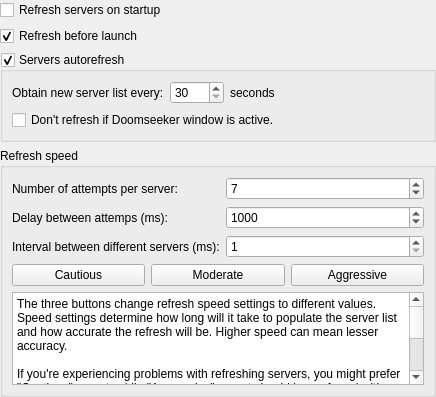
This is src/core/gui/configuration/cfgquery.ui in Destroyerrrocket/doomseeker-unofficial as Qt 5 draws it before an edit. The edited form follows.
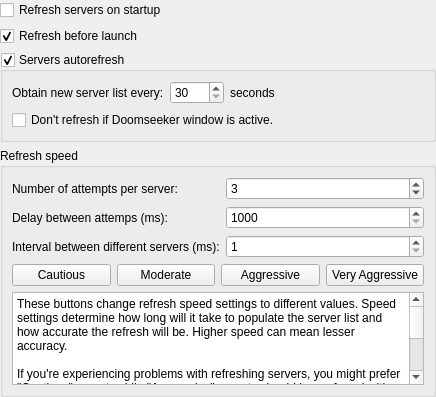
This is the edited form.

Diff of the .ui file:
```diff
--- a/src/core/gui/configuration/cfgquery.ui
+++ b/src/core/gui/configuration/cfgquery.ui
@@ -127,17 +127,17 @@
            <string>How many times Doomseeker will attempt to query each server before deeming it to be not responding.</string>
           </property>
           <property name="minimum">
+           <number>1</number>
+          </property>
+          <property name="maximum">
+           <number>10</number>
+          </property>
+          <property name="singleStep">
+           <number>1</number>
+          </property>
+          <property name="value">
            <number>3</number>
           </property>
-          <property name="maximum">
-           <number>10</number>
-          </property>
-          <property name="singleStep">
-           <number>1</number>
-          </property>
-          <property name="value">
-           <number>7</number>
-          </property>
          </widget>
         </item>
         <item row="1" column="0">
@@ -156,7 +156,7 @@
            <string>Delay in miliseconds between each query attempt.</string>
           </property>
           <property name="minimum">
-           <number>500</number>
+           <number>1000</number>
           </property>
           <property name="maximum">
            <number>10000</number>
@@ -220,14 +220,24 @@
           </property>
          </widget>
         </item>
+        <item>
+         <widget class="QPushButton" name="pushButton_4">
+          <property name="toolTip">
+           <string>&lt;html&gt;&lt;head/&gt;&lt;body&gt;&lt;p&gt;Be warned: in this mode correctly working servers may appear as &amp;quot;not responding&amp;quot;.&lt;/p&gt;&lt;/body&gt;&lt;/html&gt;</string>
+          </property>
+          <property name="text">
+           <string>Very Aggressive</string>
+          </property>
+         </widget>
+        </item>
        </layout>
       </item>
       <item>
        <widget class="QPlainTextEdit" name="plainTextEdit">
         <property name="plainText">
-         <string>The three buttons change refresh speed settings to different values. Speed settings determine how long will it take to populate the server list and how accurate the refresh will be. Higher speed can mean lesser accuracy.
+         <string>These buttons change refresh speed settings to different values. Speed settings determine how long will it take to populate the server list and how accurate the refresh will be. Higher speed can mean lesser accuracy.
 
-If you're experiencing problems with refreshing servers, you might prefer &quot;Cautious&quot; preset, while &quot;Aggressive&quot; preset should be preferred with good connection quality.
+If you're experiencing problems with refreshing servers, you might prefer &quot;Cautious&quot; preset, while &quot;Aggressive&quot; presets should be preferred with good connection quality.
 
 These values can be also modified by hand.</string>
         </property>
```
Left out of the diff: 33 changed lines with no effect on the pictures.
